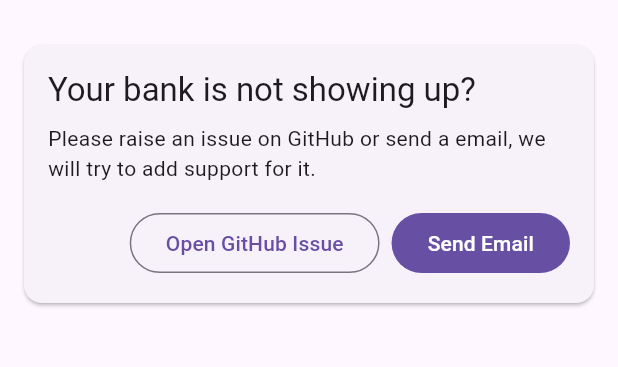
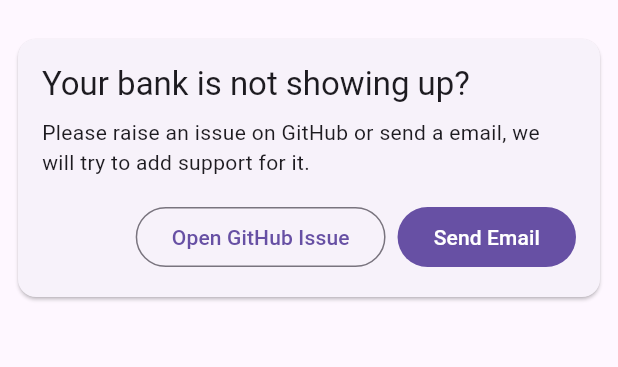
Before and after one commit to MominRaza/messages_wallet, a Flutter app: the screen it shows after launch, on a phone screen of 412 x 824 dp, the part 63-430 px from its top. Run offline on Flutter 3.47's test engine with Material 3 defaults, Android fonts, the phone set to English and light mode, and no system bars; our stand-ins replace auto_route, permission_handler; missing offline and left inert: flutter_sms_inbox.

Commit message:
Refactor bank card view

```diff
--- /dev/null
+++ b/lib/src/accounts/view/bank_card_view.dart
@@ -0,0 +1,71 @@
+import 'package:auto_route/auto_route.dart';
+import 'package:flutter/material.dart';
+
+import '../../../app_router.gr.dart';
+import '../../shared/models/spending_model.dart';
+import '../../utils/currency.dart';
+import '../../utils/date_time.dart';
+import '../../utils/final_balance.dart';
+import 'card_view.dart';
+
+class BankCardView extends StatelessWidget {
+  const BankCardView({required this.entry, super.key});
+
+  final MapEntry<String, List<Transaction>> entry;
+
+  @override
+  Widget build(BuildContext context) {
+    return CardView(
+      title: entry.key,
+      description: finalBalance(
+        entry.value.last.type,
+        entry.value.last.finalAmount,
+      ),
+      transactions: Column(
+        crossAxisAlignment: CrossAxisAlignment.start,
+        children: [
+          Text(
+            'Transactions',
+            style: Theme.of(context).textTheme.titleMedium,
+          ),
+          const SizedBox(height: 8),
+          Row(
+            mainAxisAlignment: MainAxisAlignment.spaceBetween,
+            children: [
+              Column(
+                crossAxisAlignment: CrossAxisAlignment.start,
+                children: [
+                  for (var transaction in entry.value.take(3))
+                    Text(formatDateTime(transaction.dateTime)),
+                ],
+              ),
+              Column(
+                crossAxisAlignment: CrossAxisAlignment.end,
+                children: [
+                  for (var transaction in entry.value.take(3))
+                    Text(
+                      currencyFormat(transaction.transactionAmount *
+                          (transaction.type == TransactionType.credited
+                              ? 1
+                              : -1)),
+                    ),
+                ],
+              ),
+            ],
+          ),
+        ],
+      ),
+      actions: [
+        FilledButton(
+          onPressed: () => context.router.push(
+            AccountRoute(
+              title: entry.key,
+              transactions: entry.value,
+            ),
+          ),
+          child: const Text('View All'),
+        ),
+      ],
+    );
+  }
+}
--- /dev/null
+++ b/lib/src/accounts/view/card_view.dart
@@ -0,0 +1,44 @@
+import 'package:flutter/material.dart';
+
+class CardView extends StatelessWidget {
+  const CardView({
+    required this.title,
+    required this.description,
+    required this.actions,
+    super.key,
+    this.transactions,
+  });
+
+  final String title;
+  final String description;
+  final List<Widget> actions;
+  final Widget? transactions;
+
+  @override
+  Widget build(BuildContext context) {
+    return Card(
+      margin: const EdgeInsets.all(6),
+      child: Padding(
+        padding: const EdgeInsets.all(16.0),
+        child: Column(
+          crossAxisAlignment: CrossAxisAlignment.start,
+          children: [
+            Text(
+              title,
+              style: Theme.of(context).textTheme.titleLarge,
+            ),
+            const SizedBox(height: 8),
+            Text(description),
+            const SizedBox(height: 16),
+            if (transactions != null) transactions!,
+            if (transactions != null) const SizedBox(height: 16),
+            Row(
+              mainAxisAlignment: MainAxisAlignment.end,
+              children: actions,
+            ),
+          ],
+        ),
+      ),
+    );
+  }
+}
--- a/lib/src/accounts/view/messages.dart
+++ b/lib/src/accounts/view/messages.dart
@@ -1,3 +1,5 @@
+import 'dart:math';
+
 import 'package:auto_route/auto_route.dart';
 import 'package:flutter/material.dart';
 import 'package:flutter_sms_inbox/flutter_sms_inbox.dart';
@@ -5,10 +7,9 @@ import 'package:url_launcher/url_launcher.dart';
 
 import '../../../app_router.gr.dart';
 import '../../shared/models/spending_model.dart';
-import '../../utils/currency.dart';
-import '../../utils/date_time.dart';
-import '../../utils/final_balance.dart';
 import '../../utils/flags.dart';
+import 'bank_card_view.dart';
+import 'no_bank_card_view.dart';
 
 enum MoreMenuOption {
   openGitHub,
@@ -70,119 +71,19 @@ class Messages extends StatelessWidget {
           ],
         ),
         body: ListView.builder(
-          padding: const EdgeInsets.all(8),
+          padding: EdgeInsets.only(
+            top: 6,
+            bottom: max(6, MediaQuery.paddingOf(context).bottom),
+            left: max(6, MediaQuery.paddingOf(context).left),
+            right: max(6, MediaQuery.paddingOf(context).right),
+          ),
           itemBuilder: (context, index) {
             if (index == transactionsGroup.entries.length) {
-              return Card(
-                margin: const EdgeInsets.all(8),
-                child: Padding(
-                  padding: const EdgeInsets.all(16.0),
-                  child: Column(
-                    crossAxisAlignment: CrossAxisAlignment.start,
-                    children: [
-                      Text(
-                        'Your bank is not showing up?',
-                        style: Theme.of(context).textTheme.titleLarge,
-                      ),
-                      const SizedBox(height: 8),
-                      const Text(
-                          'Please raise an issue on GitHub or send a email, we will try to add support for it.'),
-                      const SizedBox(height: 16),
-                      Row(
-                        mainAxisAlignment: MainAxisAlignment.end,
-                        children: [
-                          OutlinedButton(
-                            onPressed: () {},
-                            child: const Text('Open GitHub Issue'),
-                          ),
-                          const SizedBox(width: 8),
-                          FilledButton(
-                            onPressed: () {},
-                            child: const Text('Send Email'),
-                          ),
-                        ],
-                      ),
-                    ],
-                  ),
-                ),
-              );
+              return const NoBankCardView();
             }
 
             final entry = transactionsGroup.entries.elementAt(index);
-            return Card(
-              margin: const EdgeInsets.all(8),
-              child: Padding(
-                padding: const EdgeInsets.all(16.0),
-                child: Column(
-                  crossAxisAlignment: CrossAxisAlignment.start,
-                  children: [
-                    Text(
-                      entry.key,
-                      style: Theme.of(context).textTheme.titleLarge,
-                    ),
-                    const SizedBox(height: 8),
-                    Text(
-                      finalBalance(
-                        entry.value.last.type,
-                        entry.value.last.finalAmount,
-                      ),
-                    ),
-                    const SizedBox(height: 16),
-                    Column(
-                      crossAxisAlignment: CrossAxisAlignment.start,
-                      children: [
-                        Text(
-                          'Transactions',
-                          style: Theme.of(context).textTheme.titleMedium,
-                        ),
-                        const SizedBox(height: 8),
-                        Row(
-                          mainAxisAlignment: MainAxisAlignment.spaceBetween,
-                          children: [
-                            Column(
-                              crossAxisAlignment: CrossAxisAlignment.start,
-                              children: [
-                                for (var transaction in entry.value.take(3))
-                                  Text(formatDateTime(transaction.dateTime)),
-                              ],
-                            ),
-                            Column(
-                              crossAxisAlignment: CrossAxisAlignment.end,
-                              children: [
-                                for (var transaction in entry.value.take(3))
-                                  Text(
-                                    currencyFormat(
-                                        transaction.transactionAmount *
-                                            (transaction.type ==
-                                                    TransactionType.credited
-                                                ? 1
-                                                : -1)),
-                                  ),
-                              ],
-                            ),
-                          ],
-                        ),
-                      ],
-                    ),
-                    const SizedBox(height: 16),
-                    Row(
-                      mainAxisAlignment: MainAxisAlignment.end,
-                      children: [
-                        FilledButton(
-                          onPressed: () => context.router.push(
-                            AccountRoute(
-                              title: entry.key,
-                              transactions: entry.value,
-                            ),
-                          ),
-                          child: const Text('View All'),
-                        ),
-                      ],
-                    ),
-                  ],
-                ),
-              ),
-            );
+            return BankCardView(entry: entry);
           },
           itemCount: transactionsGroup.entries.length + 1,
         ),
--- /dev/null
+++ b/lib/src/accounts/view/no_bank_card_view.dart
@@ -0,0 +1,27 @@
+import 'package:flutter/material.dart';
+
+import 'card_view.dart';
+
+class NoBankCardView extends StatelessWidget {
+  const NoBankCardView({super.key});
+
+  @override
+  Widget build(BuildContext context) {
+    return CardView(
+      title: 'Your bank is not showing up?',
+      description:
+          'Please raise an issue on GitHub or send a email, we will try to add support for it.',
+      actions: [
+        OutlinedButton(
+          onPressed: () {},
+          child: const Text('Open GitHub Issue'),
+        ),
+        const SizedBox(width: 8),
+        FilledButton(
+          onPressed: () {},
+          child: const Text('Send Email'),
+        ),
+      ],
+    );
+  }
+}
```
